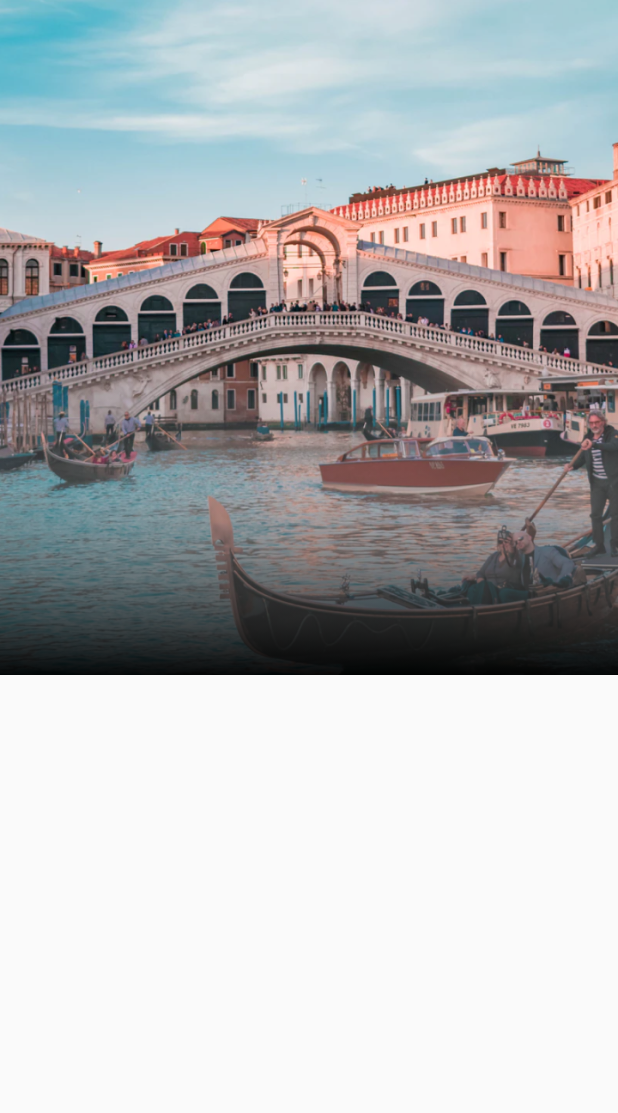
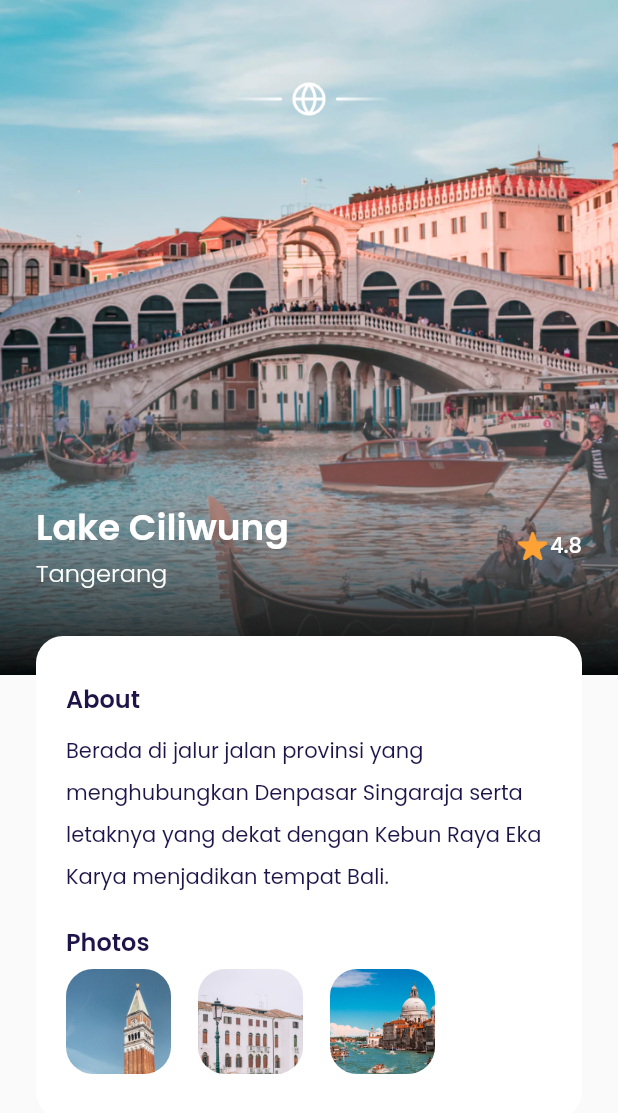
Before and after one commit to rafli-maulana/airplane, a Flutter app: the DetailPage screen opened directly, on a phone screen of 412 x 824 dp. Shown: the top 1113 px of the screen. Run offline on Flutter 3.47's test engine with Material 2 defaults, Android fonts, the phone set to English and light mode, and no system bars; our stand-ins replace google_fonts.

Commit message:
add some file

```diff
--- a/lib/ui/pages/detail_page.dart
+++ b/lib/ui/pages/detail_page.dart
@@ -1,4 +1,5 @@
 import 'package:airplane/shared/theme.dart';
+import 'package:airplane/widgets/photo_item.dart';
 import 'package:flutter/material.dart';
 
 class DetailPage extends StatelessWidget {
@@ -38,12 +39,162 @@ class DetailPage extends StatelessWidget {
       );
     }
 
+    Widget content() {
+      return Container(
+        width: double.infinity,
+        margin: EdgeInsets.symmetric(
+          horizontal: defaultMargin,
+          vertical: defaultMargin,
+        ),
+        child: Column(
+          children: [
+            //NOTE EMBLEM
+            Container(
+              margin: EdgeInsets.only(
+                top: 30,
+              ),
+              width: 108,
+              height: 24,
+              decoration: BoxDecoration(
+                image: DecorationImage(
+                  image: AssetImage(
+                    'assets/icon_emblem.png',
+                  ),
+                ),
+              ),
+            ),
+            // NOTE: TITLE
+            Container(
+              margin: EdgeInsets.only(
+                top: 256,
+              ),
+              child: Row(
+                children: [
+                  Expanded(
+                    child: Column(
+                      crossAxisAlignment: CrossAxisAlignment.start,
+                      children: [
+                        Text(
+                          'Lake Ciliwung',
+                          style: whiteStyleText.copyWith(
+                              fontSize: 24, fontWeight: semiBold),
+                          overflow: TextOverflow.ellipsis,
+                        ),
+                        Text(
+                          'Tangerang',
+                          style: whiteStyleText.copyWith(
+                            fontSize: 16,
+                            fontWeight: light,
+                          ),
+                        ),
+                      ],
+                    ),
+                  ),
+                  Row(
+                    mainAxisAlignment: MainAxisAlignment.center,
+                    children: [
+                      Container(
+                        width: 20,
+                        height: 20,
+                        margin: EdgeInsets.only(right: 2),
+                        decoration: BoxDecoration(
+                          image: DecorationImage(
+                            image: AssetImage(
+                              'assets/icon_star.png',
+                            ),
+                          ),
+                        ),
+                      ),
+                      Text(
+                        '4.8',
+                        style: whiteStyleText.copyWith(
+                          fontWeight: medium,
+                        ),
+                      ),
+                    ],
+                  ),
+                ],
+              ),
+            ),
+            // NOTE: DESCRIPTION
+            Container(
+              width: double.infinity,
+              margin: EdgeInsets.only(
+                top: 30,
+              ),
+              padding: EdgeInsets.symmetric(
+                horizontal: 20,
+                vertical: 30,
+              ),
+              decoration: BoxDecoration(
+                color: kWhiteColor,
+                borderRadius: BorderRadius.circular(
+                  18,
+                ),
+              ),
+              child: Column(
+                crossAxisAlignment: CrossAxisAlignment.start,
+                children: [
+                  //NOTE: ABOUT
+                  Text(
+                    'About',
+                    style: blackStyleText.copyWith(
+                      fontSize: 16,
+                      fontWeight: semiBold,
+                    ),
+                  ),
+                  SizedBox(
+                    height: 6,
+                  ),
+                  Text(
+                    'Berada di jalur jalan provinsi yang menghubungkan Denpasar Singaraja serta letaknya yang dekat dengan Kebun Raya Eka Karya menjadikan tempat Bali.',
+                    style: blackStyleText.copyWith(
+                      fontWeight: regular,
+                      height: 2,
+                    ),
+                  ),
+                  //NOTE: PHOTOS
+                  SizedBox(
+                    height: 20,
+                  ),
+                  Text(
+                    'Photos',
+                    style: blackStyleText.copyWith(
+                      fontSize: 16,
+                      fontWeight: semiBold,
+                    ),
+                  ),
+                  SizedBox(
+                    height: 6,
+                  ),
+                  Row(
+                    children: [
+                      PhotoItem(
+                        imageUrl: 'assets/image_photo1.png',
+                      ),
+                      PhotoItem(
+                        imageUrl: 'assets/image_photo2.png',
+                      ),
+                      PhotoItem(
+                        imageUrl: 'assets/image_photo3.png',
+                      ),
+                    ],
+                  ),
+                ],
+              ),
+            ),
+          ],
+        ),
+      );
+    }
+
     return Scaffold(
       backgroundColor: kBackgroundColor,
       body: Stack(
         children: [
           backgroundImage(),
           customShadow(),
+          content(),
         ],
       ),
     );
--- /dev/null
+++ b/lib/widgets/photo_item.dart
@@ -0,0 +1,30 @@
+import 'package:flutter/material.dart';
+
+class PhotoItem extends StatelessWidget {
+  final String imageUrl;
+
+  const PhotoItem({
+    Key? key,
+    required this.imageUrl,
+  }) : super(key: key);
+
+  @override
+  Widget build(BuildContext context) {
+    return Container(
+      width: 70,
+      height: 70,
+      margin: EdgeInsets.only(
+        right: 18,
+      ),
+      decoration: BoxDecoration(
+        borderRadius: BorderRadius.circular(18),
+        image: DecorationImage(
+          fit: BoxFit.cover,
+          image: AssetImage(
+            imageUrl,
+          ),
+        ),
+      ),
+    );
+  }
+}
```
